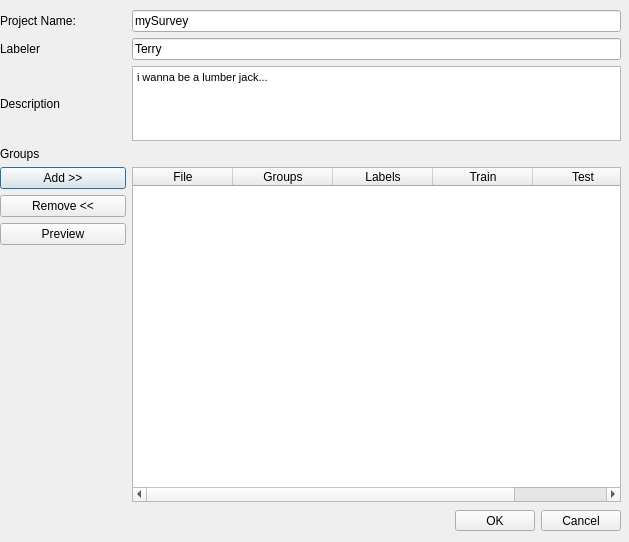
Above: gui/dlgProject.ui from ilastik/ilastik-0.5 before the change. Below: the same form after it.
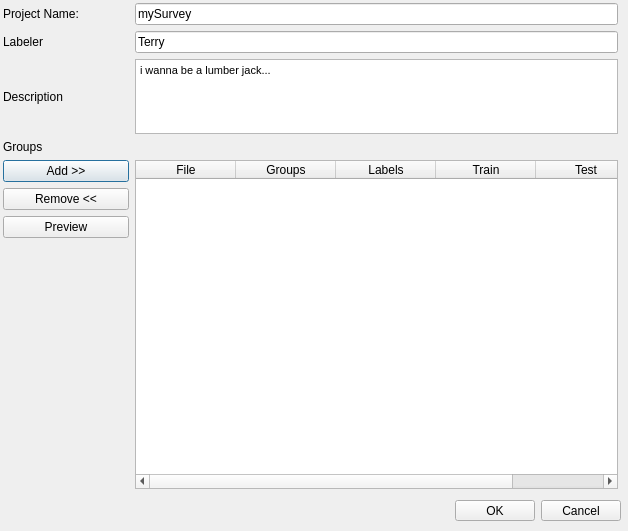
That is the form after the change. Icons and pictures are not drawn.

Commit message: pickle of Project callback impl for open/edit/save

Diff of the .ui file:
```diff
--- a/gui/dlgProject.ui
+++ b/gui/dlgProject.ui
@@ -5,8 +5,8 @@
    <rect>
     <x>0</x>
     <y>0</y>
-    <width>629</width>
-    <height>542</height>
+    <width>628</width>
+    <height>531</height>
    </rect>
   </property>
   <property name="windowTitle" >
@@ -16,7 +16,7 @@
    <property name="geometry" >
     <rect>
      <x>450</x>
-     <y>510</y>
+     <y>500</y>
      <width>171</width>
      <height>21</height>
     </rect>
@@ -29,12 +29,18 @@
    <property name="geometry" >
     <rect>
      <x>0</x>
-     <y>10</y>
+     <y>0</y>
      <width>621</width>
      <height>492</height>
     </rect>
    </property>
    <layout class="QGridLayout" name="gridLayout_2" >
+    <property name="sizeConstraint" >
+     <enum>QLayout::SetMaximumSize</enum>
+    </property>
+    <property name="margin" >
+     <number>3</number>
+    </property>
     <item row="5" column="0" >
      <layout class="QVBoxLayout" name="verticalLayout" >
       <item>
```
Left out of the diff: 29 changed lines with no effect on the pictures. The commit also changes 7 other files.
